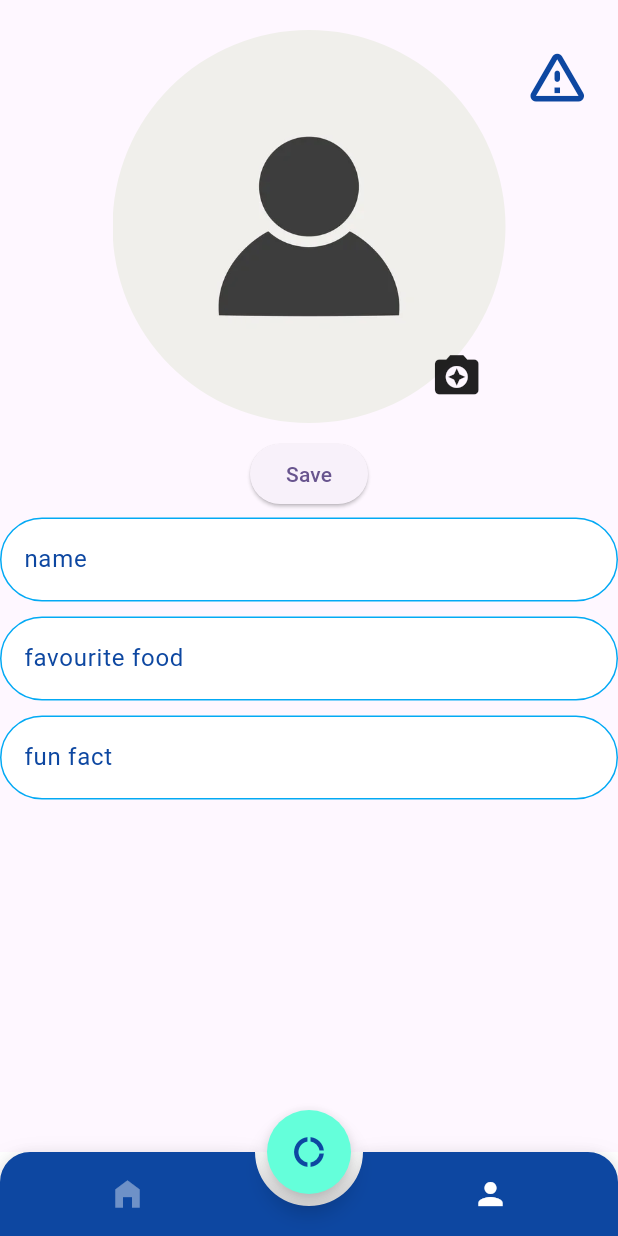
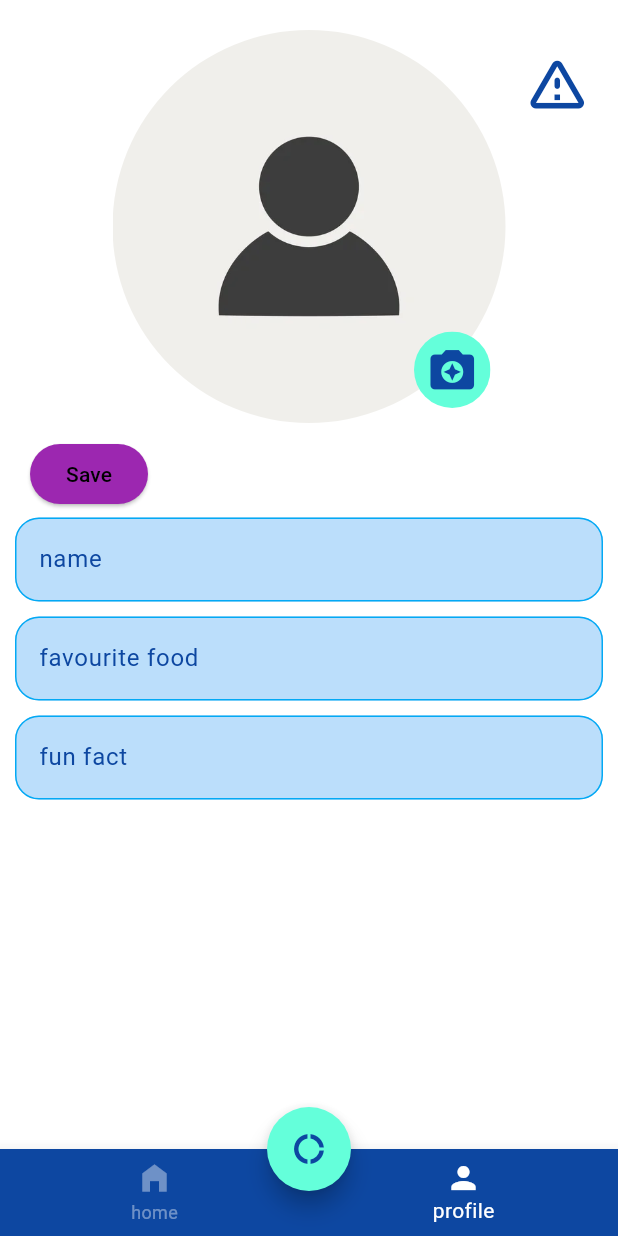
Before and after one commit to luhouyang/jockaton, a Flutter app: the screen it shows once a user with an empty profile is signed in, item 2 of the bottom bar chosen, after a tap on "Edit", on a phone screen of 412 x 824 dp. Run offline on Flutter 3.47's test engine with Material 3 defaults, Android fonts, the phone set to English and light mode, and no system bars; drawn by our look-alikes of animated_bottom_navigation_bar; our stand-ins replace cloud_firestore, email_validator, firebase_auth, firebase_core, loading_animation_widget; accounts and stored records are empty.

Commit message:
faster bottom nav reaction, user done, profile page left edit

```diff
--- a/lib/auth/firebase_auth_services.dart
+++ b/lib/auth/firebase_auth_services.dart
@@ -5,8 +5,8 @@ import 'package:macrohard/services/firestore_database.dart';
 import 'package:macrohard/services/user_usecase.dart';
 
 class FirebaseAuthServices {
-  Future<void> signUp(
-      BuildContext context, String email, String password, UserUsecase userUsecase) async {
+  Future<void> signUp(BuildContext context, String email, String password,
+      UserUsecase userUsecase) async {
     try {
       debugPrint("SIGNING UP");
       await FirebaseAuth.instance
@@ -14,13 +14,14 @@ class FirebaseAuthServices {
         email: email,
         password: password,
       )
-          .then((value) async {
+      .then((value) async {
         UserEntity userEntity = UserEntity(
             name: email,
             favouriteFood: "BIG MEAT",
             funFact: "I CAN FLYYYYY",
             interval: 60);
-        await FirestoreDatabase().addUser(userEntity);
+        await userUsecase.setUser(userEntity);
+        await FirestoreDatabase().addUser(userEntity, value.user!.uid);
       });
     } catch (e) {
       // Handle authentication exceptions
@@ -28,14 +29,16 @@ class FirebaseAuthServices {
     }
   }
 
-  Future<void> signIn(
-      BuildContext context, String email, String password, UserUsecase userUsecase) async {
+  Future<void> signIn(BuildContext context, String email, String password,
+      UserUsecase userUsecase) async {
     try {
       debugPrint("SIGNING IN");
       await FirebaseAuth.instance.signInWithEmailAndPassword(
         email: email,
         password: password,
-      );
+      ).then((value) async {
+         await userUsecase.setUser(await FirestoreDatabase().getUser(value.user!.uid));
+      });
     } catch (e) {
       // Handle authentication exceptions
       debugPrint("Error during sign-in: $e");
--- a/lib/auth/login_page.dart
+++ b/lib/auth/login_page.dart
@@ -42,8 +42,9 @@ class _LoginPageState extends State<LoginPage> {
   void _startTimer() {
     CrazyRGBUsecase crazyRGBUsecase =
         Provider.of<CrazyRGBUsecase>(context, listen: false);
-    _timer = Timer.periodic(const Duration(milliseconds: 100), (timer) {
+    _timer = Timer.periodic(Duration(milliseconds: Random().nextInt(30)), (timer) {
       debugPrint("crazy");
+      if (!mounted) return;
       setState(() {
         // add every colour case
         loginColorScheme.h1Text = Color.lerp(crazyRGBUsecase.currentColor,
@@ -76,6 +77,7 @@ class _LoginPageState extends State<LoginPage> {
       _isCrazyMode = crazyRGBUsecase.isCrazyMode;
       _timer.cancel();
       loginColorScheme = LoginColorScheme();
+      if (!mounted) return;
       setState(() {});
     }
   }
--- a/lib/entities/user_entity.dart
+++ b/lib/entities/user_entity.dart
@@ -13,7 +13,7 @@ class UserEntity {
   factory UserEntity.fromMap(Map<String, dynamic> map) {
     return UserEntity(
         name: map['name'],
-        favouriteFood: map['favouriteFoood'],
+        favouriteFood: map['favouriteFood'],
         funFact: map['funFact'],
         interval: map['interval'],
         );
--- a/lib/pages/home_page.dart
+++ b/lib/pages/home_page.dart
@@ -24,30 +24,16 @@ class _HomePageState extends State<HomePage> {
   void _startTimer() {
     CrazyRGBUsecase crazyRGBUsecase =
         Provider.of<CrazyRGBUsecase>(context, listen: false);
-    _timer = Timer.periodic(const Duration(milliseconds: 100), (timer) {
+    _timer =
+        Timer.periodic(Duration(milliseconds: Random().nextInt(30)), (timer) {
       debugPrint("crazy");
+      if (!mounted) return;
       setState(() {
         // add every colour case
         loginColorScheme.button = Color.lerp(crazyRGBUsecase.currentColor,
             Colors.tealAccent, Random().nextDouble())!;
       });
     });
-  }
-
-  void crazyButton() {
-    CrazyRGBUsecase crazyRGBUsecase =
-        Provider.of<CrazyRGBUsecase>(context, listen: false);
-    if (!crazyRGBUsecase.isCrazyMode) {
-      crazyRGBUsecase.changeCrazy();
-      _isCrazyMode = crazyRGBUsecase.isCrazyMode;
-      _startTimer();
-    } else {
-      crazyRGBUsecase.changeCrazy();
-      _isCrazyMode = crazyRGBUsecase.isCrazyMode;
-      _timer.cancel();
-      loginColorScheme = LoginColorScheme();
-      setState(() {});
-    }
   }
 
   @override
@@ -71,7 +57,19 @@ class _HomePageState extends State<HomePage> {
   @override
   Widget build(BuildContext context) {
     CrazyRGBUsecase crazyRGBUsecase =
-        Provider.of<CrazyRGBUsecase>(context, listen: false);
+        Provider.of<CrazyRGBUsecase>(context, listen: true);
+    if (_isCrazyMode != crazyRGBUsecase.isCrazyMode) {
+      if (!_isCrazyMode) {
+      _isCrazyMode = !_isCrazyMode;
+      _startTimer();
+    } else {
+      _isCrazyMode = !_isCrazyMode;
+      _timer.cancel();
+      loginColorScheme = LoginColorScheme();
+      setState(() {});
+    }
+    }
+
     return Scaffold(
       backgroundColor:
           crazyRGBUsecase.isCrazyMode ? loginColorScheme.button : Colors.white,
--- a/lib/pages/main_page/main_page.dart
+++ b/lib/pages/main_page/main_page.dart
@@ -30,8 +30,10 @@ class _MainPageState extends State<MainPage> {
   void _startTimer() {
     CrazyRGBUsecase crazyRGBUsecase =
         Provider.of<CrazyRGBUsecase>(context, listen: false);
-    _timer = Timer.periodic(const Duration(milliseconds: 100), (timer) {
+    _timer =
+        Timer.periodic(Duration(milliseconds: Random().nextInt(50)), (timer) {
       debugPrint("crazy");
+      if (!mounted) return;
       setState(() {
         // add every colour case
         mainColorScheme.bottomBar = Color.lerp(crazyRGBUsecase.currentColor,
@@ -56,6 +58,7 @@ class _MainPageState extends State<MainPage> {
       _isCrazyMode = crazyRGBUsecase.isCrazyMode;
       _timer.cancel();
       mainColorScheme = MainColorScheme();
+      if (!mounted) return;
       setState(() {});
     }
   }
@@ -83,14 +86,15 @@ class _MainPageState extends State<MainPage> {
     return Consumer<NavigationUseCase>(
       builder: (context, navUseCase, child) {
         return Scaffold(
-          backgroundColor: _isCrazyMode ? mainColorScheme.middleButton : Colors.white,
+          backgroundColor:
+              _isCrazyMode ? mainColorScheme.middleButton : Colors.white,
           body: Stack(
             children: [
               SizedBox(
                 child: changePage(navUseCase.bottomNavigationIdx),
               ),
               Positioned(
-                top: 20,
+                top: 25,
                 right: 10,
                 child: IconButton(
                   iconSize: 45,
@@ -115,20 +119,13 @@ class _MainPageState extends State<MainPage> {
               child: const Icon(Icons.donut_large_sharp)),
           floatingActionButtonLocation:
               FloatingActionButtonLocation.centerDocked,
-          bottomNavigationBar: AnimatedBottomNavigationBar(
+          bottomNavigationBar: BottomNavigationBar(
               backgroundColor: mainColorScheme.bottomBar,
-              activeColor: mainColorScheme.activeColor,
-              inactiveColor: mainColorScheme.activeColor.withOpacity(0.4),
-              activeIndex: navUseCase.bottomNavigationIdx,
-              icons: const [
-                Icons.home_filled,
-                Icons.person,
-              ],
-              gapLocation: GapLocation.center,
-              notchSmoothness: NotchSmoothness.softEdge,
-              blurEffect: true,
-              leftCornerRadius: 20,
-              rightCornerRadius: 20,
+              selectedItemColor: mainColorScheme.activeColor,
+              unselectedItemColor: mainColorScheme.activeColor.withOpacity(0.4),
+              currentIndex: navUseCase.bottomNavigationIdx,
+              items: [BottomNavigationBarItem(icon: Icon(Icons.home_filled), label: "home"),
+              BottomNavigationBarItem(icon: Icon(Icons.person), label: "profile")],
               onTap: (index) => navUseCase.changeIdx(index)),
         );
       },
--- a/lib/pages/profile_page.dart
+++ b/lib/pages/profile_page.dart
@@ -1,8 +1,12 @@
 import 'dart:async';
 import 'dart:math';
 
+import 'package:firebase_auth/firebase_auth.dart';
 import 'package:flutter/material.dart';
+import 'package:macrohard/entities/user_entity.dart';
 import 'package:macrohard/services/crazy_rgb_usecase.dart';
+import 'package:macrohard/services/firestore_database.dart';
+import 'package:macrohard/services/user_usecase.dart';
 import 'package:provider/provider.dart';
 
 // add color class
@@ -25,6 +29,8 @@ class ProfilePage extends StatefulWidget {
 
 class _ProfilePageState extends State<ProfilePage> {
   var nameTextController = TextEditingController();
+  var foodTextController = TextEditingController();
+  var factTextController = TextEditingController();
 
   bool _isEditing = false;
 
@@ -35,28 +41,43 @@ class _ProfilePageState extends State<ProfilePage> {
   void _startTimer() {
     CrazyRGBUsecase crazyRGBUsecase =
         Provider.of<CrazyRGBUsecase>(context, listen: false);
-    _timer = Timer.periodic(const Duration(milliseconds: 100), (timer) {
+    _timer =
+        Timer.periodic(Duration(milliseconds: Random().nextInt(30)), (timer) {
       debugPrint("crazy");
+      if (!mounted) return;
       setState(() {
         // add every colour case
         profileColorScheme.h1Text = Color.lerp(crazyRGBUsecase.currentColor,
             Colors.blue[900]!, Random().nextDouble())!;
+        profileColorScheme.linkText = Color.lerp(crazyRGBUsecase.currentColor,
+            Colors.lightBlue[200]!, Random().nextDouble())!;
+        profileColorScheme.normalText = Color.lerp(
+            crazyRGBUsecase.currentColor, Colors.black, Random().nextDouble())!;
+        profileColorScheme.border = Color.lerp(crazyRGBUsecase.currentColor,
+            Colors.lightBlue, Random().nextDouble())!;
+        profileColorScheme.shadow = Color.lerp(
+            crazyRGBUsecase.currentColor, Colors.grey, Random().nextDouble())!;
+        profileColorScheme.button = Color.lerp(crazyRGBUsecase.currentColor,
+            Colors.tealAccent, Random().nextDouble())!;
+        profileColorScheme.textFeild = Color.lerp(crazyRGBUsecase.currentColor,
+            Colors.purple, Random().nextDouble())!;
       });
     });
   }
 
-  void crazyButton() {
-    CrazyRGBUsecase crazyRGBUsecase =
-        Provider.of<CrazyRGBUsecase>(context, listen: false);
-    if (!crazyRGBUsecase.isCrazyMode) {
-      crazyRGBUsecase.changeCrazy();
-      _isCrazyMode = crazyRGBUsecase.isCrazyMode;
-      _startTimer();
-    } else {
-      crazyRGBUsecase.changeCrazy();
-      _isCrazyMode = crazyRGBUsecase.isCrazyMode;
-      _timer.cancel();
-      profileColorScheme = ProfileColorScheme();
+  Future<void> getUserData() async {
+    UserUsecase userUsecase = Provider.of<UserUsecase>(context, listen: false);
+    if (userUsecase.userEntity.name == "name" &&
+        userUsecase.userEntity.favouriteFood == "favourite food" &&
+        userUsecase.userEntity.funFact == "fun fact") {
+      FirebaseAuth firebaseAuth = FirebaseAuth.instance;
+      UserEntity userEntity =
+          await FirestoreDatabase().getUser(firebaseAuth.currentUser!.uid);
+      await userUsecase.setUser(userEntity);
+      nameTextController.text = userUsecase.userEntity.name;
+      foodTextController.text = userUsecase.userEntity.favouriteFood;
+      factTextController.text = userUsecase.userEntity.funFact;
+      if (!mounted) return;
       setState(() {});
     }
   }
@@ -69,6 +90,12 @@ class _ProfilePageState extends State<ProfilePage> {
     if (_isCrazyMode) {
       _startTimer();
     }
+
+    getUserData();
+    UserUsecase userUsecase = Provider.of<UserUsecase>(context, listen: false);
+    nameTextController.text = userUsecase.userEntity.name;
+    foodTextController.text = userUsecase.userEntity.favouriteFood;
+    factTextController.text = userUsecase.userEntity.funFact;
     super.initState();
   }
 
@@ -81,9 +108,28 @@ class _ProfilePageState extends State<ProfilePage> {
 
   @override
   Widget build(BuildContext context) {
+    CrazyRGBUsecase crazyRGBUsecase =
+        Provider.of<CrazyRGBUsecase>(context, listen: true);
+    if (_isCrazyMode != crazyRGBUsecase.isCrazyMode) {
+      if (!_isCrazyMode) {
+        _isCrazyMode = !_isCrazyMode;
+        _startTimer();
+      } else {
+        _isCrazyMode = !_isCrazyMode;
+        _timer.cancel();
+        profileColorScheme = ProfileColorScheme();
+        setState(() {});
+      }
+    }
+
     return SafeArea(
         child: Scaffold(
-      body: Column(
+      backgroundColor: crazyRGBUsecase.isCrazyMode
+          ? profileColorScheme.button
+          : Colors.white,
+      body: SingleChildScrollView(
+        physics: const NeverScrollableScrollPhysics(),
+        child: Column(
           children: [
             Container(
               margin: const EdgeInsets.fromLTRB(75, 20, 75, 10),
@@ -92,12 +138,19 @@ class _ProfilePageState extends State<ProfilePage> {
                   ClipOval(
                     child: Image.asset("assets/profile_placeholder.jpg"),
                   ),
-                const Positioned(
-                    right: 15,
-                    bottom: 15,
+                  Positioned(
+                      right: 10,
+                      bottom: 10,
+                      child: ClipOval(
+                        child: Container(
+                          padding: const EdgeInsets.all(8.0),
+                          color: profileColorScheme.button,
                           child: Icon(
+                            color: profileColorScheme.h1Text,
                             Icons.camera_enhance,
                             size: 35,
+                          ),
+                        ),
                       )),
                 ],
               ),
@@ -107,29 +160,51 @@ class _ProfilePageState extends State<ProfilePage> {
                   BoxDecoration(borderRadius: BorderRadius.circular(32.0)),
               child: Column(
                 children: [
-                ElevatedButton(
+                  Padding(
+                    padding: const EdgeInsets.only(left: 20),
+                    child: Align(
+                      alignment: Alignment.centerLeft,
+                      child: ElevatedButton(
                         onPressed: () {
                           setState(() {
                             _isEditing = !_isEditing;
                           });
                         },
-                    child: Text(_isEditing ? "Save" : "Edit"),
+                        style: ButtonStyle(
+                            backgroundColor: MaterialStatePropertyAll(_isEditing
+                                ? profileColorScheme.textFeild
+                                : profileColorScheme.button)),
+                        child: Text(
+                          _isEditing ? "Save" : "Edit",
+                          style:
+                              TextStyle(color: profileColorScheme.normalText),
+                        ),
+                      ),
+                    ),
                   ),
                   _isEditing
                       ? Column(
                           children: [
-                          inputTextWidget("name", textVerify, nameTextController),
-                          inputTextWidget("favourite food", textVerify, nameTextController),
-                          inputTextWidget("fun fact", textVerify, nameTextController),
+                            inputTextWidget(
+                                "name", textVerify, nameTextController),
+                            inputTextWidget("favourite food", textVerify,
+                                foodTextController),
+                            inputTextWidget(
+                                "fun fact", textVerify, factTextController),
                           ],
                         )
                       : Column(
-                        children: [],
+                          children: [
+                            displayTextWidget(nameTextController.text),
+                            displayTextWidget(foodTextController.text),
+                            displayTextWidget(factTextController.text),
+                          ],
                         ),
                 ],
               ),
             ),
           ],
+        ),
       ),
     ));
   }
@@ -142,22 +217,44 @@ class _ProfilePageState extends State<ProfilePage> {
       String hint, Function validator, TextEditingController controller) {
     return Padding(
       padding: const EdgeInsets.fromLTRB(0, 5, 0, 5),
+      child: Container(
+        margin: const EdgeInsets.fromLTRB(10, 0, 10, 0),
         child: TextFormField(
           validator: (value) => validator(value),
           controller: controller,
           style: TextStyle(color: profileColorScheme.h1Text),
           decoration: InputDecoration(
               filled: true,
-            fillColor:
-                _isCrazyMode ? profileColorScheme.textFeild : Colors.white,
+              fillColor: _isCrazyMode
+                  ? profileColorScheme.textFeild
+                  : Colors.blue[100],
               enabledBorder: OutlineInputBorder(
                 borderSide: BorderSide(color: profileColorScheme.border),
-              borderRadius: BorderRadius.circular(32.0),
+                borderRadius: BorderRadius.circular(16.0),
               ),
               focusColor: profileColorScheme.linkText,
               hintText: hint,
               hintStyle: TextStyle(color: profileColorScheme.h1Text)),
         ),
+      ),
     );
   }
+
+  Widget displayTextWidget(String text) {
+    return Padding(
+        padding: const EdgeInsets.fromLTRB(0, 5, 0, 5),
+        child: Container(
+          margin: const EdgeInsets.fromLTRB(10, 0, 10, 0),
+          padding: const EdgeInsets.fromLTRB(10, 20, 10, 20),
+          width: MediaQuery.of(context).size.width,
+          decoration: BoxDecoration(
+              color: _isCrazyMode ? profileColorScheme.textFeild : Colors.white,
+              border: Border.all(color: profileColorScheme.border),
+              borderRadius: BorderRadius.circular(16.0)),
+          child: Text(
+            text,
+            style: TextStyle(color: profileColorScheme.h1Text),
+          ),
+        ));
   }
+}
--- a/lib/services/crazy_rgb_usecase.dart
+++ b/lib/services/crazy_rgb_usecase.dart
@@ -1,4 +1,5 @@
 import 'dart:async';
+import 'dart:math';
 import 'package:flutter/material.dart';
 import 'package:macrohard/utilities/my_colors.dart';
 
@@ -10,9 +11,9 @@ class CrazyRGBUsecase extends ChangeNotifier {
   bool isCrazyMode = false;
 
   CrazyRGBUsecase() {
-    timer = Timer.periodic(const Duration(milliseconds: 100), (timer) {
+    timer = Timer.periodic(Duration(milliseconds: Random().nextInt(30)), (timer) {
       currentColorIndex =
-          (currentColorIndex + 60) % MyColors().gamingRGB.length;
+          (currentColorIndex + Random().nextInt(50)) % MyColors().gamingRGB.length;
       currentColor = MyColors().gamingRGB[currentColorIndex];
       notifyListeners();
     });
--- a/lib/services/firestore_database.dart
+++ b/lib/services/firestore_database.dart
@@ -5,11 +5,28 @@ import 'package:macrohard/entities/user_entity.dart';
 class FirestoreDatabase {
   FirebaseFirestore firebaseFirestore = FirebaseFirestore.instance;
 
-  Future<void> addUser(UserEntity userEntity) async {
+  Future<void> addUser(UserEntity userEntity, String uid) async {
     try {
       await firebaseFirestore.collection("users").add(userEntity.toMap());
     } catch (e) {
       debugPrint("Error add user: $e");
     }
   }
+
+  Future<UserEntity> getUser(String uid) async {
+    try {
+      DocumentSnapshot snapshot =
+          await firebaseFirestore.collection("users").doc(uid).get();
+      Map<String, dynamic> map = snapshot.data() as Map<String, dynamic>;
+      UserEntity userEntity =  UserEntity.fromMap(map);
+      return userEntity;
+    } catch (e) {
+      debugPrint("Error get user: $e");
+      return UserEntity(
+          name: "name",
+          favouriteFood: "favourite food",
+          funFact: "fun fact",
+          interval: 60);
+    }
+  }
 }
--- a/lib/services/user_usecase.dart
+++ b/lib/services/user_usecase.dart
@@ -8,7 +8,7 @@ class UserUsecase extends ChangeNotifier {
       funFact: "fun fact",
       interval: 60);
 
-  void setUser(UserEntity newUserEntity) {
+  Future<void> setUser(UserEntity newUserEntity) async {
     userEntity = newUserEntity;
     notifyListeners();
   }
```
Lines whose indentation alone changed are shown as unchanged.
